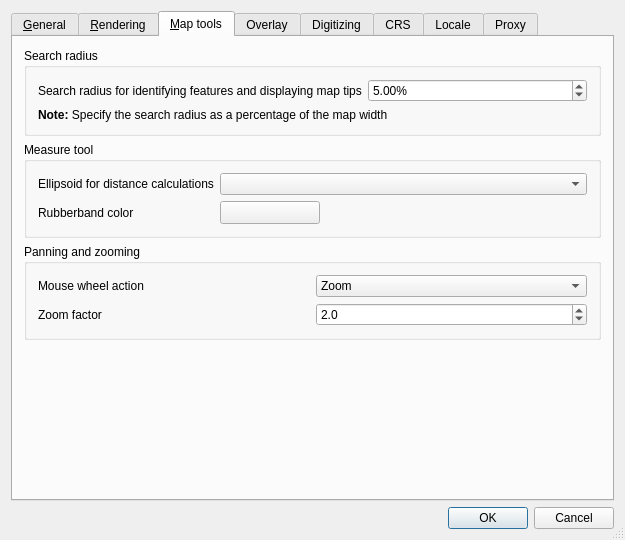
First picture: the form in src/ui/qgsoptionsbase.ui, repository qgis/QGIS, before the edit.
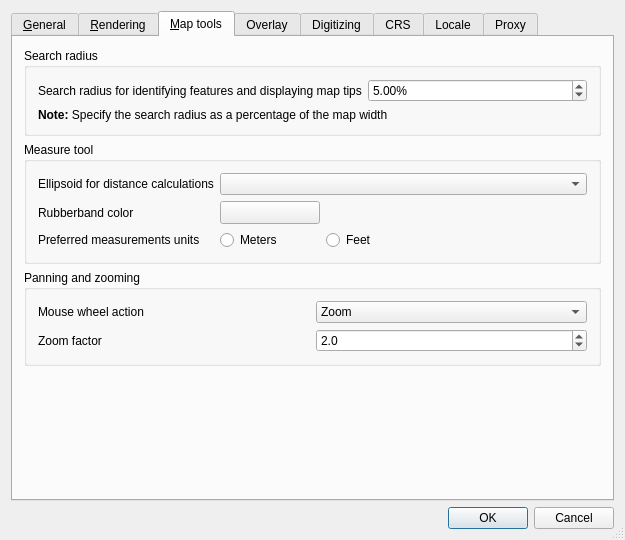
Second picture: the form after the edit. The open tabs and pages were chosen to show the change. Icons and pictures are not drawn. Custom widgets are drawn as their Qt base class.

Diff of the .ui file:
```diff
--- a/src/ui/qgsoptionsbase.ui
+++ b/src/ui/qgsoptionsbase.ui
@@ -492,6 +492,27 @@
             </property>
            </widget>
           </item>
+          <item row="2" column="0">
+           <widget class="QLabel" name="textLabel1_11">
+            <property name="text">
+             <string>Preferred measurements units</string>
+            </property>
+           </widget>
+          </item>
+          <item row="2" column="1">
+           <widget class="QRadioButton" name="radMeters">
+            <property name="text">
+             <string>Meters</string>
+            </property>
+           </widget>
+          </item>
+          <item row="2" column="2">
+           <widget class="QRadioButton" name="radFeet">
+            <property name="text">
+             <string>Feet</string>
+            </property>
+           </widget>
+          </item>
          </layout>
         </widget>
        </item>
```
